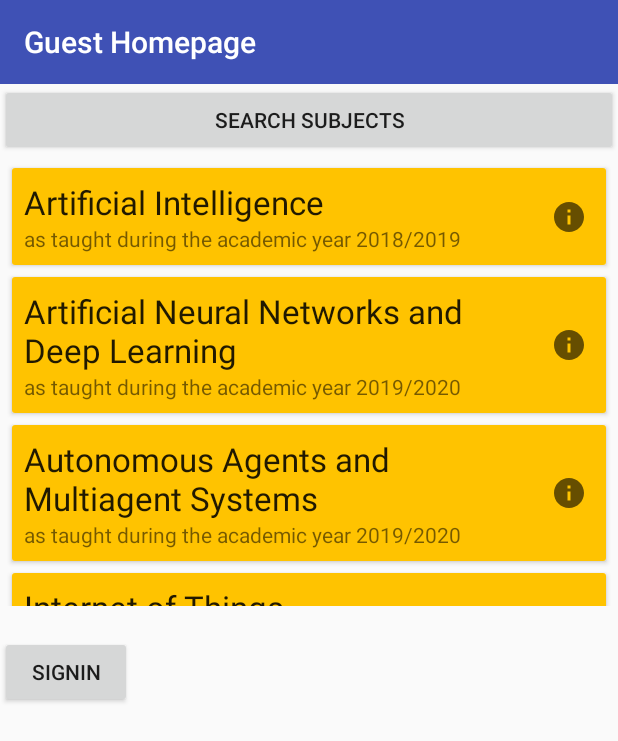
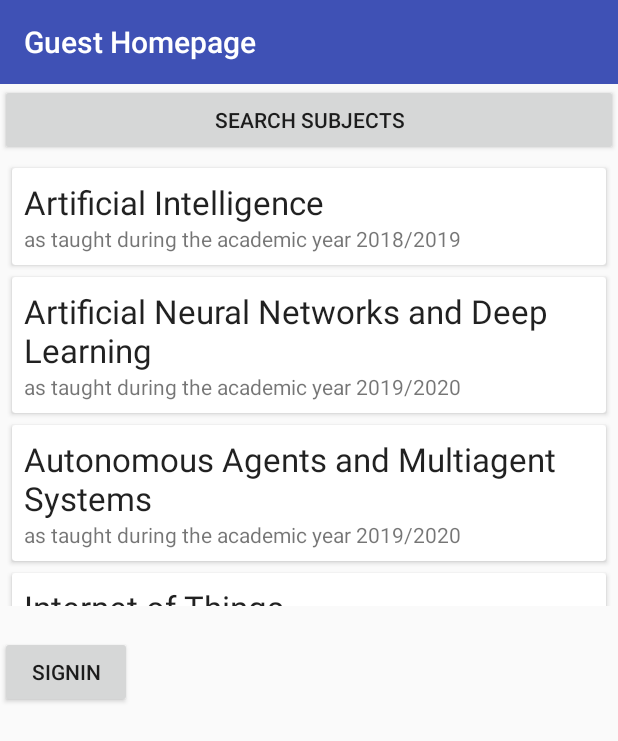
Before and after one commit to WilliamBonvini/NotesBites, an Android app: the GuestHomepageActivity screen opened directly, with no data from a screen before it, on a phone screen of 412 x 824 dp. Shown: the top 741 px of the screen. Run offline under Robolectric (Android 15) with nearby library versions, the light colour scheme and no system bars; our stand-ins replace Room's generated code.

Commit message:
guesthomepage subjects

```diff
--- a/app/src/main/java/com/waldo/notesbites/GuestHomepageActivity.java
+++ b/app/src/main/java/com/waldo/notesbites/GuestHomepageActivity.java
@@ -1,14 +1,17 @@
 package com.waldo.notesbites;
 import android.app.Activity;
 import android.database.Cursor;
+import android.database.DataSetObserver;
 import android.database.sqlite.SQLiteDatabase;
 import android.database.sqlite.SQLiteException;
 import android.database.sqlite.SQLiteOpenHelper;
 import android.os.Bundle;
 import android.content.Intent;
 import android.util.Log;
+import android.view.ViewGroup;
 import android.widget.AdapterView;
 import android.widget.ArrayAdapter;
+import android.widget.ListAdapter;
 import android.widget.ListView;
 import android.view.View;
 import android.widget.Toast;
@@ -29,14 +32,13 @@
     private Cursor cursor;
     private SQLiteDatabase db;
 
-    private GuestHomepageViewModel guestHomepageViewModel;
     @Override
     protected void onCreate(Bundle savedInstanceState) {
 
         super.onCreate(savedInstanceState);
         setContentView(R.layout.activity_guest_homepage);
 
-        final RecyclerView recyclerView = findViewById(R.id.recycler_view);
+        final RecyclerView recyclerView = findViewById(R.id.guest_homepage_recycler_view);
         recyclerView.setLayoutManager(new LinearLayoutManager(this));
         recyclerView.setHasFixedSize(true);
 
@@ -44,10 +46,12 @@
         toolbar.setTitle("Guest Homepage");
         setSupportActionBar(toolbar);
 
-        final SelectSubjectAdapter adapter = new SelectSubjectAdapter();
+        //final SelectSubjectAdapter adapter = new SelectSubjectAdapter();
+        final GuestHomepageAdapter adapter = new GuestHomepageAdapter();
         recyclerView.setAdapter(adapter);
 
-        guestHomepageViewModel = new ViewModelProvider(this, ViewModelProvider.AndroidViewModelFactory.getInstance(this.getApplication())).get(GuestHomepageViewModel.class);
+
+        final GuestHomepageViewModel guestHomepageViewModel = new ViewModelProvider(this, ViewModelProvider.AndroidViewModelFactory.getInstance(this.getApplication())).get(GuestHomepageViewModel.class);
         guestHomepageViewModel.getAllSubjectsSelected().observe(this, new Observer<List<Subject>>() {
             @Override
             public void onChanged(List<Subject> subjects) {
@@ -56,7 +60,7 @@
             }
         });
 
-//        adapter.setOnItemClickListener(new SelectSubjectAdapter.OnItemClickListener() {
+//        adapter.setOnItemClickListener(new GuestHomepageAdapter.OnItemClickListener() {
 //            @Override
 //            public void onItemClick(Subject subject) {
 //                if (!subject.isSelected()){
@@ -78,7 +82,7 @@
         startActivity(intent);
     }
 
-    public void startSingInActivity(View view) {
+    public void startSignInActivity(View view) {
         Intent intent = new Intent(GuestHomepageActivity.this, SignInActivity.class);
         startActivity(intent);
     }
--- a/app/src/main/java/com/waldo/notesbites/GuestHomepageAdapter.java
+++ b/app/src/main/java/com/waldo/notesbites/GuestHomepageAdapter.java
@@ -15,14 +15,14 @@
 
 public class GuestHomepageAdapter extends RecyclerView.Adapter<GuestHomepageAdapter.GuestHomepageHolder> {
     private List<Subject> subjects = new ArrayList<>();
-    private SelectSubjectAdapter.OnItemClickListener listener;
+    private OnItemClickListener listener;
 
     @NonNull
     @Override
     public GuestHomepageHolder onCreateViewHolder(@NonNull ViewGroup parent, int viewType) {
         View itemView = LayoutInflater.from(parent.getContext())
-                .inflate(R.layout.fragment_select_subjects_single_subject, parent, false);
-        return new GuestHomepageAdapter.GuestHomepageHolder(itemView);
+                .inflate(R.layout.fragment_guesthomepage_single_subject, parent, false);
+        return new GuestHomepageHolder(itemView);
     }
 
     @Override
@@ -30,18 +30,12 @@
         Subject currentSubject = subjects.get(position);
         holder.textViewTitle.setText(currentSubject.getName());
         holder.textViewDescription.setText(currentSubject.getDescription());
-        holder.infoButton.setId(currentSubject.getSubjectID());  // the line on the left is a masterpiece
-        /*boolean selected = currentSubject.isSelected();
-        if(selected){
-            holder.selectSubjectLayout.setBackgroundResource(R.color.colorAccent);
-        }else{
-            holder.selectSubjectLayout.setBackgroundResource(R.color.cardview_light_background);
-        }*/
+
     }
 
     @Override
     public int getItemCount() {
-        return 0;
+        return subjects.size();
     }
 
     public void setSubjects(List<Subject> subjects) {
@@ -52,15 +46,13 @@
     class GuestHomepageHolder extends RecyclerView.ViewHolder {
         private TextView textViewTitle;
         private TextView textViewDescription;
-        private ImageButton infoButton;
-        private LinearLayout selectSubjectLayout;
+        private LinearLayout guestHomepageLayout;
 
         public GuestHomepageHolder(View itemView) {
             super(itemView);
-            textViewTitle = itemView.findViewById(R.id.select_subjects_subject_name);
-            textViewDescription = itemView.findViewById(R.id.select_subjects_description);
-            selectSubjectLayout = itemView.findViewById(R.id.select_subject_linear_layout);
-            infoButton = itemView.findViewById(R.id.select_subjects_info);
+            textViewTitle = itemView.findViewById(R.id.guest_homepage_subject_name);
+            textViewDescription = itemView.findViewById(R.id.guest_homepage_description);
+            guestHomepageLayout = itemView.findViewById(R.id.guest_homepage_linear_layout);
 
             itemView.setOnClickListener(new View.OnClickListener() {
                 @Override
@@ -77,7 +69,7 @@
         void onItemClick(Subject subject);
     }
 
-    public void setOnItemClickListener(SelectSubjectAdapter.OnItemClickListener listener) {
+    public void setOnItemClickListener(GuestHomepageAdapter.OnItemClickListener listener) {
         this.listener = listener;
     }
 
--- a/app/src/main/res/layout/activity_guest_homepage.xml
+++ b/app/src/main/res/layout/activity_guest_homepage.xml
@@ -20,11 +20,12 @@
 
 
    <androidx.recyclerview.widget.RecyclerView
-       android:id="@+id/recycler_view"
+       android:id="@+id/guest_homepage_recycler_view"
        android:layout_width="match_parent"
        android:layout_height="300dp"
-       tools:listitem="@layout/fragment_select_subjects_single_subject"
+       tools:listitem="@layout/fragment_guesthomepage_single_subject"
        />
+
 
    <Button
        android:id="@+id/signIn"
@@ -32,7 +33,7 @@
        android:layout_height="wrap_content"
        android:layout_marginTop="20dp"
        android:text="@string/signin"
-       android:onClick="startSingInActivity"
+       android:onClick="startSignInActivity"
        />
 
 
--- a/app/src/main/res/layout/fragment_guesthomepage_single_subject.xml
+++ b/app/src/main/res/layout/fragment_guesthomepage_single_subject.xml
@@ -7,7 +7,7 @@
     android:layout_marginTop="8dp">
 
     <LinearLayout
-        android:id="@+id/select_subject_linear_layout"
+        android:id="@+id/guest_homepage_linear_layout"
         android:layout_width="match_parent"
         android:layout_height="match_parent"
         android:orientation="horizontal">
@@ -18,7 +18,7 @@
             android:padding="8dp"
             android:layout_weight="1">
             <TextView
-                android:id="@+id/select_subjects_subject_name"
+                android:id="@+id/guest_homepage_subject_name"
                 android:layout_width="match_parent"
                 android:layout_height="wrap_content"
                 android:layout_alignParentStart="true"
@@ -28,10 +28,10 @@
                 android:textAppearance="@style/TextAppearance.AppCompat.Large" />
 
             <TextView
-                android:id="@+id/select_subjects_description"
+                android:id="@+id/guest_homepage_description"
                 android:layout_width="match_parent"
                 android:layout_height="wrap_content"
-                android:layout_below="@+id/select_subjects_subject_name"
+                android:layout_below="@+id/guest_homepage_subject_name"
                 android:text="Description" />
 
         </RelativeLayout>
```
